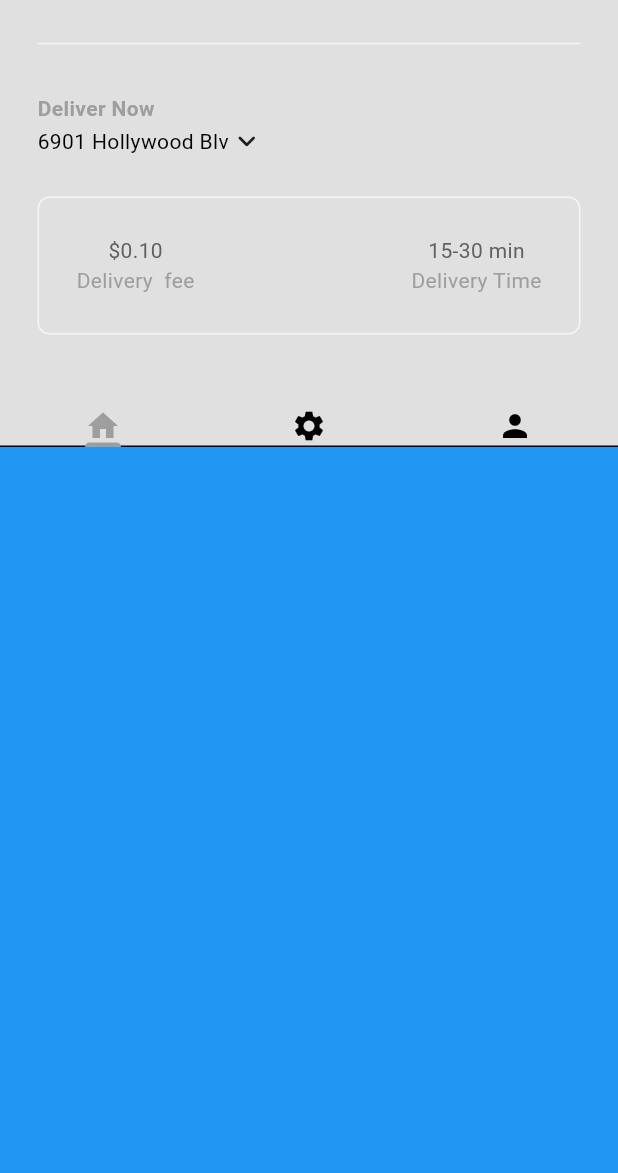
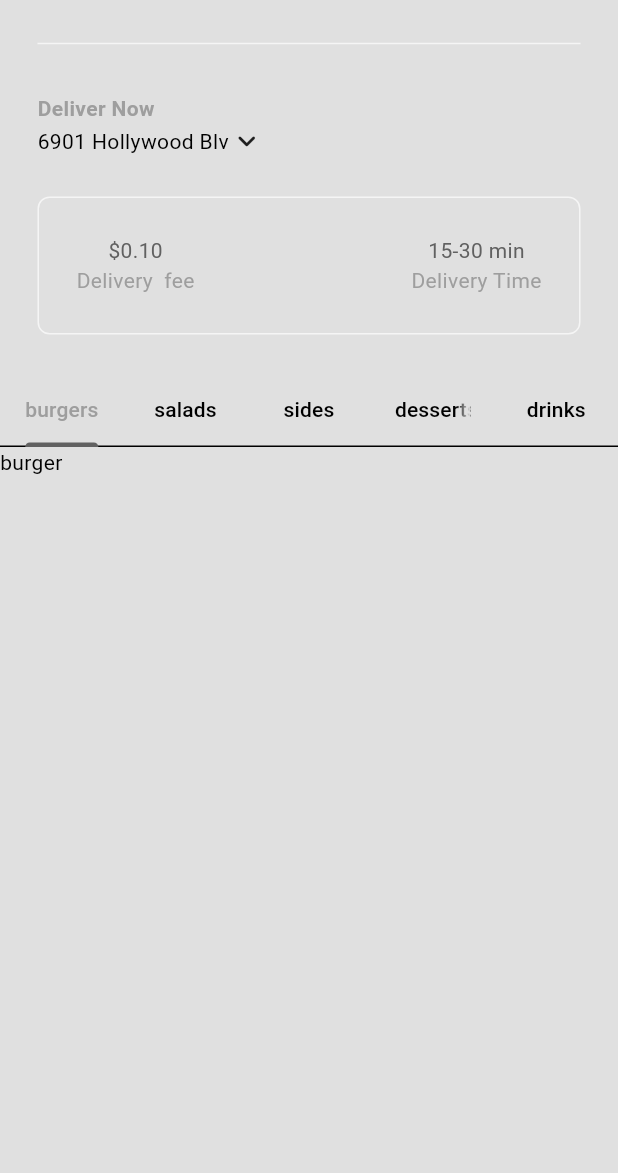
Before and after one commit to ShahwaizZahid/TOTO, a Flutter app: the HomePage screen opened directly, on a phone screen of 412 x 824 dp, the part 63-1236 px from its top. Run offline on Flutter 3.47's test engine with Material 3 defaults, Android fonts, the light colour scheme and no system bars.

Commit message:
add: model of data

```diff
--- a/client/lib/components/my_tab_bar.dart
+++ b/client/lib/components/my_tab_bar.dart
@@ -1,18 +1,24 @@
+import 'package:client/models/food.dart';
 import 'package:flutter/material.dart';
 
 class MyTabBar extends StatelessWidget {
   final TabController tabController;
   const MyTabBar({super.key, required this.tabController});
+  List<Tab> _buildCategoryTabs (){
+return FoodCategory.values.map((category){
+  return Tab(
+    text: category.toString().split('.').last,
+  );
+}).toList();
+  }
 
   @override
   Widget build(BuildContext context) {
     return Container(
       child: TabBar(controller: tabController,
-      tabs: [
-        Icon(Icons.home),
-        Icon(Icons.settings),
-        Icon(Icons.person)
-      ],),
+      tabs: _buildCategoryTabs(),
+        indicatorColor: Theme.of(context).colorScheme.inversePrimary,
+      ),
     );
   }
 }
--- /dev/null
+++ b/client/lib/models/food.dart
@@ -0,0 +1,31 @@
+class Food {
+  final String name;
+  final String description;
+  final String imagePath;
+  final double price;
+  final FoodCategory category;
+  List<Addon> availableAddons;
+
+  Food({
+    required this.name,
+    required this.description,
+    required this.imagePath,
+    required this.price,
+    required this.availableAddons,
+    required this.category,
+  });
+}
+
+enum FoodCategory {
+  burgers,
+  salads,
+  sides,
+  desserts,
+  drinks,
+}
+
+class Addon {
+  String name;
+  double price;
+  Addon({required this.name, required this.price});
+}
--- a/client/lib/pages/home_page.dart
+++ b/client/lib/pages/home_page.dart
@@ -3,6 +3,7 @@ import 'package:client/components/my_description_box.dart';
 import 'package:client/components/my_drawer.dart';
 import 'package:client/components/my_silver_app_bar.dart';
 import 'package:client/components/my_tab_bar.dart';
+import 'package:client/models/food.dart';
 import 'package:flutter/material.dart';
 
 class HomePage extends StatefulWidget {
@@ -17,13 +18,28 @@ class _HomePageState extends State<HomePage> with SingleTickerProviderStateMixin
   @override
   void initState() {
     super.initState();
-    _tabController = TabController(length: 3, vsync: this);
+    _tabController = TabController(length: FoodCategory.values.length, vsync: this);
   }
   @override
   void dispose() {
     // TODO: implement dispose
     _tabController.dispose();
     super.dispose();
+  }
+
+  List<Food> _filterMenuByCategory (FoodCategory category, List<Food>fullMenu ){
+return fullMenu.where((food)=> food.category == category ).toList();
+  }
+
+  List<Widget> getFoodInThisCategory(List<Food>fullMenu){
+    return FoodCategory.values.map((category){
+      List<Food> categoryMenu = _filterMenuByCategory(category, fullMenu);
+      return ListView.builder(
+        itemCount: categoryMenu.length,
+        itemBuilder: (context, index){
+
+      },);
+    }).toList();
   }
   @override
   Widget build(BuildContext context) {
@@ -48,10 +64,15 @@ class _HomePageState extends State<HomePage> with SingleTickerProviderStateMixin
             ), // Pass a String instead of a Text widget
           ),
         ],
-        body: Container(
-          color: Colors.blue,
-          // Add your content here
-        ),
+        body: TabBarView(
+            controller: _tabController,
+            children: [
+          Text('burger'),
+          Text('salads'),
+              Text('sides'),
+              Text('desserts'),
+              Text('drinks')
+        ])
       ),
     );
   }
```
Also changed, not shown: client/lib/models/restaurant.dart (added, +312 -0 lines).
